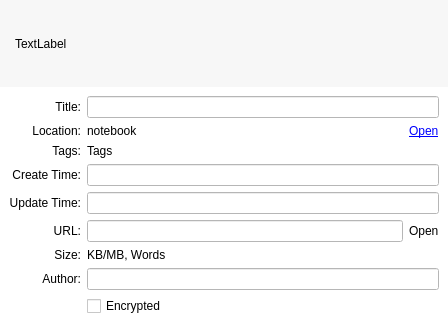
First picture: the form in src/ui/wiznoteinfoform.ui, repository WizTeam/WizQTClient, before the edit.
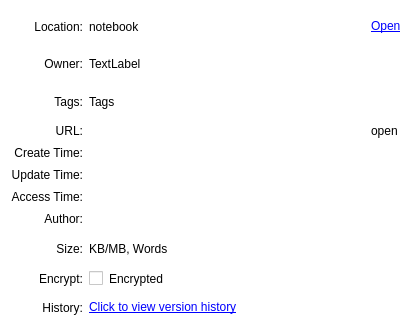
Second picture: the form after the edit.

```diff
--- a/src/ui/wiznoteinfoform.ui
+++ b/src/ui/wiznoteinfoform.ui
@@ -6,129 +6,41 @@
    <rect>
     <x>0</x>
     <y>0</y>
-    <width>448</width>
-    <height>325</height>
+    <width>412</width>
+    <height>334</height>
    </rect>
   </property>
   <property name="windowTitle">
    <string>Note Info</string>
   </property>
   <property name="styleSheet">
-   <string notr="true">background-color: rgb(247, 247, 247);</string>
-  </property>
-  <layout class="QVBoxLayout" name="verticalLayout_2">
-   <property name="spacing">
-    <number>0</number>
-   </property>
-   <property name="leftMargin">
-    <number>0</number>
-   </property>
-   <property name="topMargin">
-    <number>0</number>
-   </property>
-   <property name="rightMargin">
-    <number>0</number>
-   </property>
-   <property name="bottomMargin">
-    <number>0</number>
-   </property>
-   <item>
-    <layout class="QHBoxLayout" name="horizontalLayout">
-     <property name="leftMargin">
-      <number>15</number>
-     </property>
-     <item>
-      <widget class="QLabel" name="label_7">
-       <property name="minimumSize">
-        <size>
-         <width>50</width>
-         <height>0</height>
-        </size>
-       </property>
-       <property name="text">
-        <string>TextLabel</string>
-       </property>
-      </widget>
-     </item>
-     <item>
-      <spacer name="horizontalSpacer">
-       <property name="orientation">
-        <enum>Qt::Horizontal</enum>
-       </property>
-       <property name="sizeHint" stdset="0">
-        <size>
-         <width>327</width>
-         <height>20</height>
-        </size>
-       </property>
-      </spacer>
-     </item>
-    </layout>
-   </item>
-   <item>
-    <widget class="QWidget" name="widget_2" native="true">
-     <property name="styleSheet">
-      <string notr="true">background-color: rgb(255, 255, 255);</string>
+   <string notr="true">background-color: rgb(255, 255, 255); border-radius:4px;</string>
      </property>
      <layout class="QVBoxLayout" name="verticalLayout">
       <item>
        <layout class="QGridLayout" name="gridLayout">
-        <property name="leftMargin">
-         <number>0</number>
-        </property>
-        <property name="topMargin">
-         <number>0</number>
-        </property>
-        <property name="rightMargin">
-         <number>0</number>
-        </property>
-        <property name="bottomMargin">
-         <number>0</number>
-        </property>
-        <item row="0" column="1" colspan="2">
-         <widget class="QLineEdit" name="editTitle">
-          <property name="sizePolicy">
-           <sizepolicy hsizetype="Expanding" vsizetype="Fixed">
-            <horstretch>0</horstretch>
-            <verstretch>0</verstretch>
-           </sizepolicy>
-          </property>
-         </widget>
-        </item>
-        <item row="2" column="0">
-         <widget class="QLabel" name="label_3">
+     <item row="8" column="1">
+      <widget class="QLabel" name="labelSize">
           <property name="text">
-           <string>Tags:</string>
-          </property>
-          <property name="alignment">
-           <set>Qt::AlignRight|Qt::AlignTrailing|Qt::AlignVCenter</set>
-          </property>
-         </widget>
-        </item>
-        <item row="4" column="1" colspan="2">
-         <widget class="QLineEdit" name="editUpdateTime"/>
-        </item>
-        <item row="7" column="0">
-         <widget class="QLabel" name="label_9">
+        <string>KB/MB, Words</string>
+       </property>
+      </widget>
+     </item>
+     <item row="9" column="1">
+      <widget class="QCheckBox" name="checkEncrypted">
           <property name="text">
-           <string>Author:</string>
-          </property>
-          <property name="alignment">
-           <set>Qt::AlignRight|Qt::AlignTrailing|Qt::AlignVCenter</set>
-          </property>
-         </widget>
-        </item>
-        <item row="4" column="0">
-         <widget class="QLabel" name="label_5">
+        <string>Encrypted</string>
+       </property>
+      </widget>
+     </item>
+     <item row="1" column="1">
+      <widget class="QLabel" name="labelOwner">
           <property name="text">
-           <string>Update Time:</string>
-          </property>
-          <property name="alignment">
-           <set>Qt::AlignRight|Qt::AlignTrailing|Qt::AlignVCenter</set>
-          </property>
-         </widget>
-        </item>
-        <item row="1" column="2">
+        <string>TextLabel</string>
+       </property>
+      </widget>
+     </item>
+     <item row="0" column="2">
          <widget class="QLabel" name="labelOpenDocument">
           <property name="cursor">
            <cursorShape>PointingHandCursor</cursorShape>
@@ -150,92 +62,67 @@
           </property>
          </widget>
         </item>
-        <item row="5" column="2">
-         <widget class="QLabel" name="labelOpenURL">
-          <property name="frameShadow">
-           <enum>QFrame::Plain</enum>
-          </property>
+     <item row="2" column="0">
+      <widget class="QLabel" name="labelTagsLabel">
           <property name="text">
-           <string>Open</string>
+        <string>Tags:</string>
           </property>
           <property name="alignment">
-           <set>Qt::AlignLeading|Qt::AlignLeft|Qt::AlignVCenter</set>
-          </property>
-          <property name="openExternalLinks">
-           <bool>true</bool>
-          </property>
-          <property name="textInteractionFlags">
-           <set>Qt::LinksAccessibleByMouse</set>
+        <set>Qt::AlignRight|Qt::AlignTrailing|Qt::AlignVCenter</set>
+       </property>
+      </widget>
+     </item>
+     <item row="0" column="0">
+      <widget class="QLabel" name="label_2">
+       <property name="text">
+        <string>Location:</string>
+       </property>
+       <property name="alignment">
+        <set>Qt::AlignRight|Qt::AlignTrailing|Qt::AlignVCenter</set>
           </property>
          </widget>
         </item>
-        <item row="5" column="0">
-         <widget class="QLabel" name="label_6">
+     <item row="6" column="0">
+      <widget class="QLabel" name="label_3">
           <property name="text">
-           <string>URL:</string>
+        <string>Access Time:</string>
           </property>
           <property name="alignment">
            <set>Qt::AlignRight|Qt::AlignTrailing|Qt::AlignVCenter</set>
           </property>
          </widget>
         </item>
-        <item row="2" column="1" colspan="2">
+     <item row="4" column="1">
+      <widget class="QLineEdit" name="editCreateTime">
+       <property name="sizePolicy">
+        <sizepolicy hsizetype="Expanding" vsizetype="Fixed">
+         <horstretch>0</horstretch>
+         <verstretch>0</verstretch>
+        </sizepolicy>
+       </property>
+      </widget>
+     </item>
+     <item row="2" column="1">
          <widget class="QLabel" name="labelTags">
           <property name="text">
            <string>Tags</string>
           </property>
          </widget>
         </item>
-        <item row="3" column="1" colspan="2">
-         <widget class="QLineEdit" name="editCreateTime">
-          <property name="sizePolicy">
-           <sizepolicy hsizetype="Expanding" vsizetype="Fixed">
-            <horstretch>0</horstretch>
-            <verstretch>0</verstretch>
-           </sizepolicy>
-          </property>
-         </widget>
-        </item>
-        <item row="6" column="1" colspan="2">
-         <widget class="QLabel" name="labelSize">
+     <item row="7" column="0">
+      <widget class="QLabel" name="label_9">
           <property name="text">
-           <string>KB/MB, Words</string>
-          </property>
-         </widget>
-        </item>
-        <item row="5" column="1">
-         <widget class="QLineEdit" name="editURL"/>
-        </item>
-        <item row="6" column="0">
-         <widget class="QLabel" name="label_8">
-          <property name="text">
-           <string>Size:</string>
-          </property>
+        <string>Author:</string>
+       </property>
           <property name="alignment">
            <set>Qt::AlignRight|Qt::AlignTrailing|Qt::AlignVCenter</set>
           </property>
          </widget>
         </item>
-        <item row="0" column="0">
-         <widget class="QLabel" name="label">
-          <property name="sizePolicy">
-           <sizepolicy hsizetype="Preferred" vsizetype="Preferred">
-            <horstretch>0</horstretch>
-            <verstretch>0</verstretch>
-           </sizepolicy>
-          </property>
-          <property name="styleSheet">
-           <string notr="true"/>
-          </property>
-          <property name="text">
-           <string>Title:</string>
-          </property>
-          <property name="alignment">
-           <set>Qt::AlignRight|Qt::AlignTrailing|Qt::AlignVCenter</set>
-          </property>
-         </widget>
-        </item>
-        <item row="3" column="0">
+     <item row="7" column="1">
+      <widget class="QLineEdit" name="editAuthor"/>
+     </item>
+     <item row="4" column="0">
          <widget class="QLabel" name="label_4">
           <property name="text">
            <string>Create Time:</string>
@@ -245,37 +132,97 @@
           </property>
          </widget>
         </item>
-        <item row="7" column="1" colspan="2">
-         <widget class="QLineEdit" name="editAuthor"/>
-        </item>
-        <item row="1" column="1">
+     <item row="0" column="1">
          <widget class="QLabel" name="labelNotebook">
           <property name="text">
            <string>notebook</string>
           </property>
          </widget>
         </item>
+     <item row="5" column="0">
+      <widget class="QLabel" name="label_5">
+       <property name="text">
+        <string>Update Time:</string>
+       </property>
+       <property name="alignment">
+        <set>Qt::AlignRight|Qt::AlignTrailing|Qt::AlignVCenter</set>
+       </property>
+      </widget>
+     </item>
         <item row="1" column="0">
-         <widget class="QLabel" name="label_2">
+      <widget class="QLabel" name="labelOwnerLabel">
           <property name="text">
-           <string>Location:</string>
+        <string>Owner:</string>
           </property>
           <property name="alignment">
            <set>Qt::AlignRight|Qt::AlignTrailing|Qt::AlignVCenter</set>
           </property>
          </widget>
         </item>
-        <item row="8" column="1">
-         <widget class="QCheckBox" name="checkEncrypted">
+     <item row="10" column="0">
+      <widget class="QLabel" name="labelHistoryLabel">
           <property name="text">
-           <string>Encrypted</string>
-          </property>
-         </widget>
-        </item>
-       </layout>
-      </item>
-     </layout>
-    </widget>
+        <string>History:</string>
+       </property>
+       <property name="alignment">
+        <set>Qt::AlignRight|Qt::AlignTrailing|Qt::AlignVCenter</set>
+       </property>
+      </widget>
+     </item>
+     <item row="8" column="0">
+      <widget class="QLabel" name="label_8">
+       <property name="text">
+        <string>Size:</string>
+       </property>
+       <property name="alignment">
+        <set>Qt::AlignRight|Qt::AlignTrailing|Qt::AlignVCenter</set>
+       </property>
+      </widget>
+     </item>
+     <item row="5" column="1">
+      <widget class="QLineEdit" name="editUpdateTime"/>
+     </item>
+     <item row="10" column="1">
+      <widget class="QLabel" name="labelHistory">
+       <property name="text">
+        <string>&lt;html&gt;&lt;head/&gt;&lt;body&gt;&lt;p&gt;&lt;a href=&quot;wfwefwef&quot;&gt;&lt;span style=&quot; text-decoration: underline; color:#0000ff;&quot;&gt;Click to view version history&lt;/span&gt;&lt;/a&gt;&lt;/p&gt;&lt;/body&gt;&lt;/html&gt;</string>
+       </property>
+      </widget>
+     </item>
+     <item row="3" column="1">
+      <widget class="QLineEdit" name="editURL"/>
+     </item>
+     <item row="9" column="0">
+      <widget class="QLabel" name="labelEncrypted">
+       <property name="text">
+        <string>Encrypt:</string>
+       </property>
+       <property name="alignment">
+        <set>Qt::AlignRight|Qt::AlignTrailing|Qt::AlignVCenter</set>
+       </property>
+      </widget>
+     </item>
+     <item row="3" column="0">
+      <widget class="QLabel" name="label_6">
+       <property name="text">
+        <string>URL:</string>
+       </property>
+       <property name="alignment">
+        <set>Qt::AlignRight|Qt::AlignTrailing|Qt::AlignVCenter</set>
+       </property>
+      </widget>
+     </item>
+     <item row="6" column="1">
+      <widget class="QLineEdit" name="editAccessTime"/>
+     </item>
+     <item row="3" column="2">
+      <widget class="QLabel" name="labelOpenURL">
+       <property name="text">
+        <string>open</string>
+       </property>
+      </widget>
+     </item>
+    </layout>
    </item>
   </layout>
  </widget>
```
Lines whose indentation alone changed are shown as unchanged.
